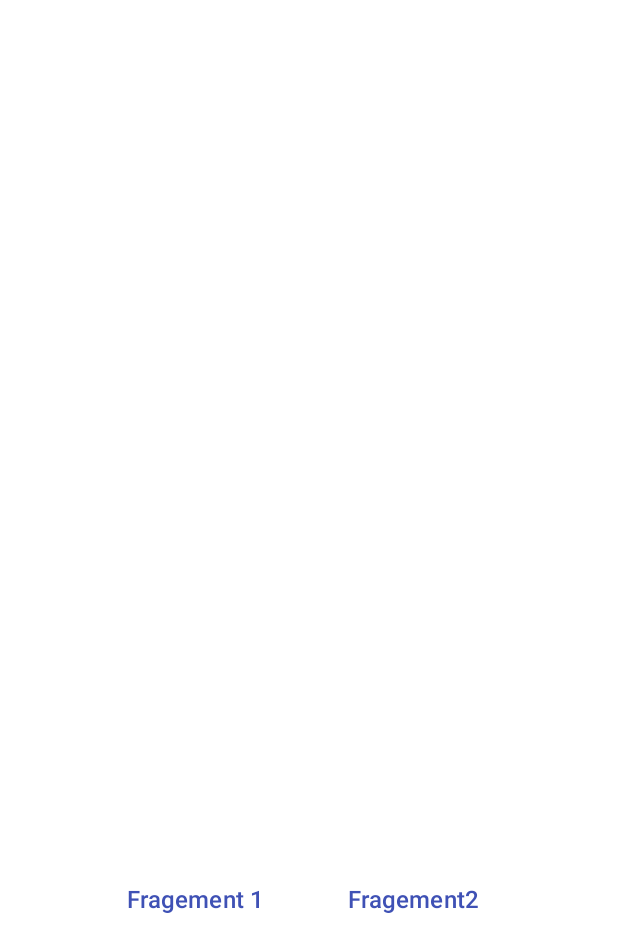
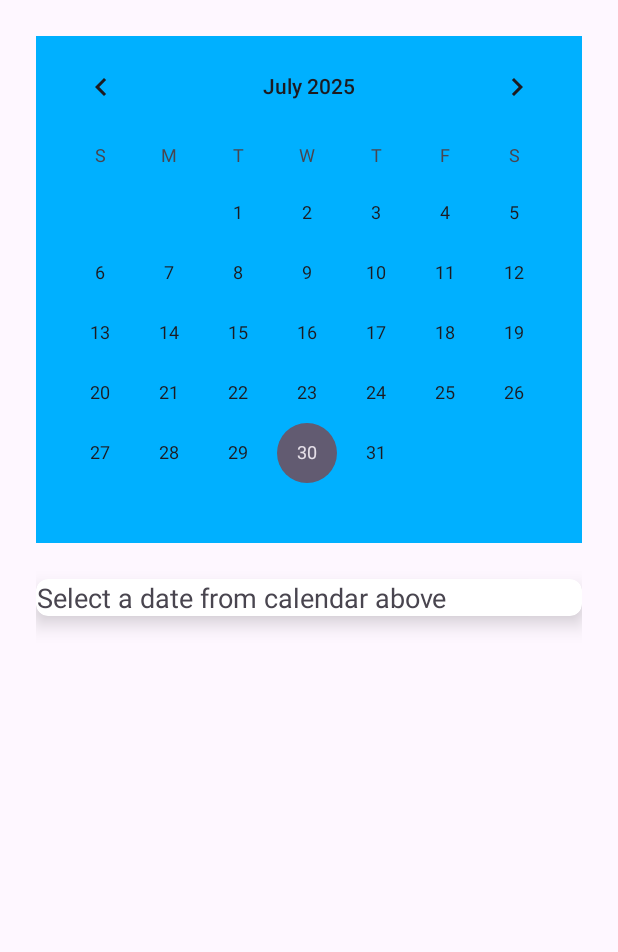
Before and after one commit to BharathrajR-SoftwareDeveloper/UIPracticeNew, an Android app: the screen it shows after launch (MainActivity before the commit, CalendarActivity after it), on a phone screen of 412 x 824 dp. Before the commit the part shown is almost empty. Shown: the top 952 px of the screen. Run offline under Robolectric (Android 15) with nearby library versions, the phone set to English and light mode, and no system bars; our stand-ins replace paging; pictures from the network do not load.

Commit message:
After add files

```diff
--- a/app/src/main/java/com/example/uipractice/MainActivity.kt
+++ b/app/src/main/java/com/example/uipractice/MainActivity.kt
@@ -14,6 +14,7 @@ import com.example.uipractice.Pagination.api.RetrofitInstance
 import com.example.uipractice.databinding.ActivityMainBinding
 import com.example.uipractice.Pagination.api.paging.ProductPagingSource
 import com.example.uipractice.RYGEnum.Enum_Activity
+import com.example.uipractice.calendar.CalendarActivity
 import kotlinx.coroutines.flow.collectLatest
 import kotlinx.coroutines.launch
 
@@ -36,13 +37,13 @@ class MainActivity : AppCompatActivity() {
 //                adapter.submitData(it)
 //            }
 //        }
-//        startActivity(Intent(this, Enum_Activity::class.java))
-        binding.fragementbtn1.setOnClickListener {
-            replaceFragement(Fragement1())
-        }
-        binding.fragementbtn2.setOnClickListener {
-            replaceFragement(Fragement2())
-        }
+        startActivity(Intent(this, CalendarActivity::class.java))
+//        binding.fragementbtn1.setOnClickListener {
+//            replaceFragement(Fragement1())
+//        }
+//        binding.fragementbtn2.setOnClickListener {
+//            replaceFragement(Fragement2())
+//        }
     }
 
     private fun replaceFragement(fragment: Fragment) {
--- a/app/src/main/java/com/example/uipractice/calendar/CalendarActivity.kt
+++ b/app/src/main/java/com/example/uipractice/calendar/CalendarActivity.kt
@@ -1,21 +1,46 @@
 package com.example.uipractice.calendar
 
+import android.annotation.SuppressLint
 import android.os.Bundle
-import androidx.activity.enableEdgeToEdge
+import android.widget.CalendarView
+import android.widget.TextView
 import androidx.appcompat.app.AppCompatActivity
-import androidx.core.view.ViewCompat
-import androidx.core.view.WindowInsetsCompat
 import com.example.uipractice.R
+import java.text.SimpleDateFormat
+import java.util.Calendar
+import java.util.Locale
 
 class CalendarActivity : AppCompatActivity() {
+
+    private lateinit var calendarView: CalendarView
+    private lateinit var tvSelectedDate: TextView
+
+    @SuppressLint("MissingInflatedId")
     override fun onCreate(savedInstanceState: Bundle?) {
         super.onCreate(savedInstanceState)
-        enableEdgeToEdge()
         setContentView(R.layout.activity_calendar)
-        ViewCompat.setOnApplyWindowInsetsListener(findViewById(R.id.main)) { v, insets ->
-            val systemBars = insets.getInsets(WindowInsetsCompat.Type.systemBars())
-            v.setPadding(systemBars.left, systemBars.top, systemBars.right, systemBars.bottom)
-            insets
+
+        calendarView = findViewById(R.id.calendarView)
+        tvSelectedDate = findViewById(R.id.tv_selected_date)
+
+        calendarView.setOnDateChangeListener { _, year, month, dayOfMonth ->
+            val calendar = Calendar.getInstance().apply {
+                set(year, month, dayOfMonth)
+            }
+
+            val dayName = SimpleDateFormat("EEEE", Locale.getDefault()).format(calendar.time)
+            val monthName = SimpleDateFormat("MMMM", Locale.getDefault()).format(calendar.time)
+
+            val result = """
+                You selected:
+                Day: $dayName
+                Date: $dayOfMonth
+                Month: $monthName
+                Year: $year
+            """.trimIndent()
+
+            tvSelectedDate.text = result
         }
     }
+
 }
--- a/app/src/main/res/layout/activity_calendar.xml
+++ b/app/src/main/res/layout/activity_calendar.xml
@@ -1,10 +1,35 @@
 <?xml version="1.0" encoding="utf-8"?>
-<androidx.constraintlayout.widget.ConstraintLayout xmlns:android="http://schemas.android.com/apk/res/android"
+<LinearLayout xmlns:android="http://schemas.android.com/apk/res/android"
     xmlns:app="http://schemas.android.com/apk/res-auto"
     xmlns:tools="http://schemas.android.com/tools"
     android:id="@+id/main"
     android:layout_width="match_parent"
     android:layout_height="match_parent"
-    tools:context=".calendar.CalendarActivity">
+    android:orientation="vertical"
+    android:padding="24dp"
+    android:gravity="center_horizontal">
 
-</androidx.constraintlayout.widget.ConstraintLayout>
+    <CalendarView
+        android:layout_width="match_parent"
+        android:layout_height="wrap_content"
+        android:id="@+id/calendarView"
+        android:layout_marginBottom="24dp"
+        android:background="@color/light_blue_A400"/>
+
+    <androidx.cardview.widget.CardView
+        android:layout_width="match_parent"
+        android:layout_height="wrap_content"
+        app:cardElevation="8dp"
+        app:cardCornerRadius="8dp">
+
+        <TextView
+            android:layout_width="wrap_content"
+            android:layout_height="wrap_content"
+            android:id="@+id/tv_selected_date"
+            android:gravity="center"
+            android:text="@string/select_a_date_from_calendar_above"
+            android:textSize="18sp"
+            android:textAlignment="center" />
+    </androidx.cardview.widget.CardView>
+
+</LinearLayout>
--- a/app/src/main/res/values/strings.xml
+++ b/app/src/main/res/values/strings.xml
@@ -3,4 +3,5 @@
     <string name="hello_blank_fragment">Hello blank fragment</string>
     <string name="fragement2">Fragement2</string>
     <string name="fragement1">Fragement 1</string>
+    <string name="select_a_date_from_calendar_above">Select a date from calendar above</string>
 </resources>
```
